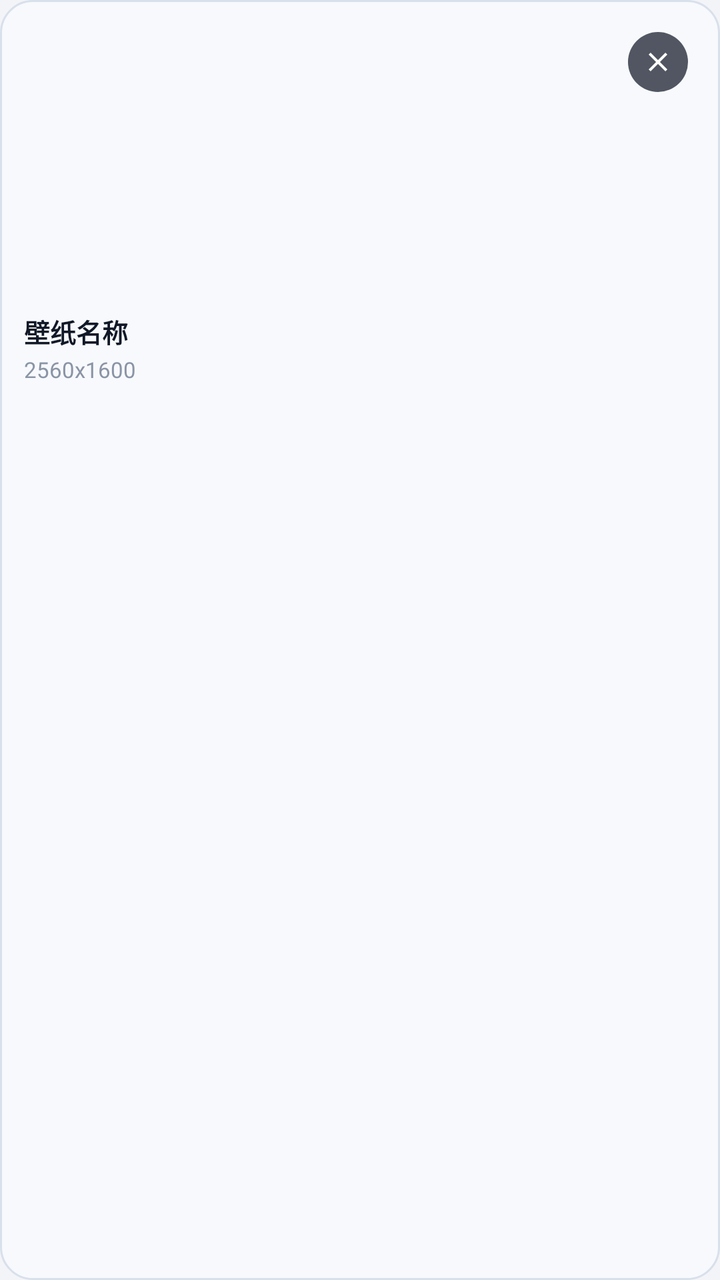
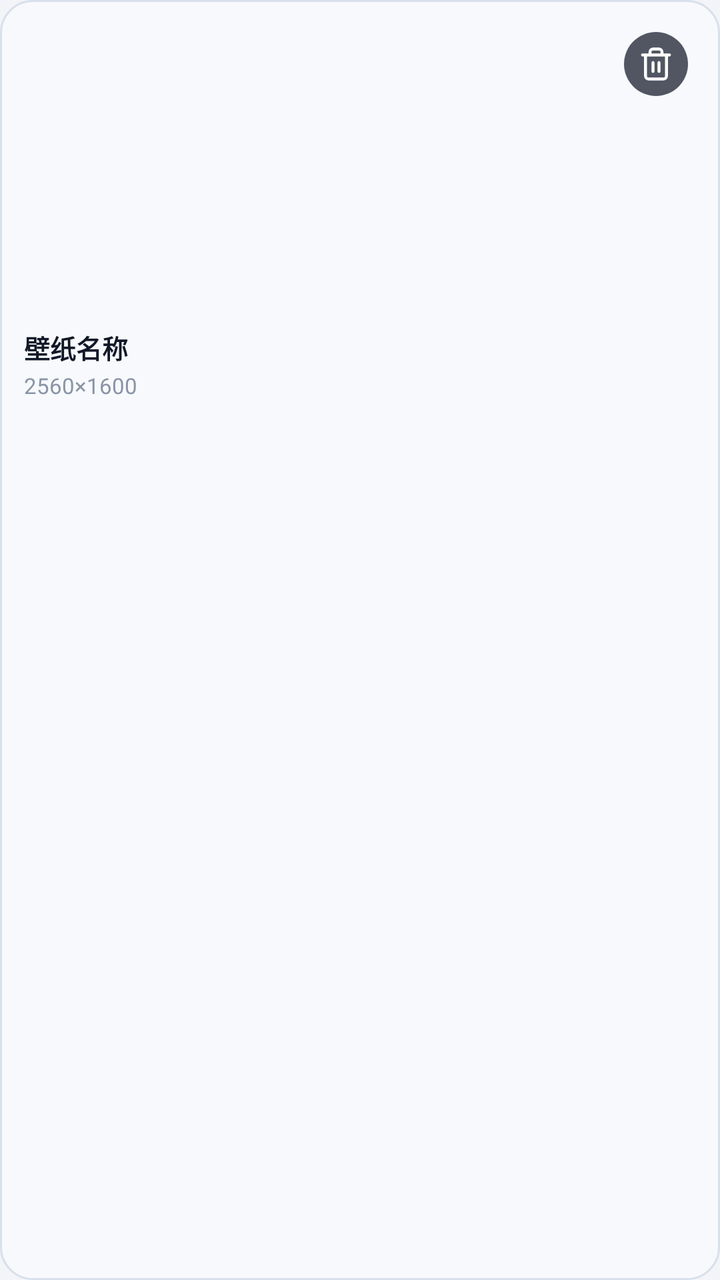

Compare the two renders of this Android layout. The source of the first and the diff that turns it into the second are given below.
<!-- AndroidManifest.xml: application theme Theme.BYDAutoDark -->
<!-- res/layout/item_wallpaper_card.xml -->
<?xml version="1.0" encoding="utf-8"?>
<LinearLayout xmlns:android="http://schemas.android.com/apk/res/android"
    android:id="@+id/wallpaperItemRoot"
    android:layout_width="match_parent"
    android:layout_height="wrap_content"
    android:background="@drawable/bg_mode_card"
    android:orientation="vertical"
    android:padding="8dp">

    <FrameLayout
        android:layout_width="match_parent"
        android:layout_height="140dp"
        android:background="@drawable/bg_preview_placeholder">

        <ImageView
            android:id="@+id/ivItemThumbnail"
            android:layout_width="match_parent"
            android:layout_height="match_parent"
            android:contentDescription="壁纸缩略图"
            android:scaleType="centerCrop" />

        <TextView
            android:id="@+id/tvItemBadge"
            android:layout_width="wrap_content"
            android:layout_height="wrap_content"
            android:layout_gravity="top|start"
            android:layout_margin="8dp"
            android:background="@drawable/bg_pill_primary"
            android:paddingHorizontal="10dp"
            android:paddingVertical="4dp"
            android:text="使用中"
            android:textColor="#FFFFFF"
            android:textSize="11sp"
            android:textStyle="bold"
            android:visibility="gone" />

        <TextView
            android:id="@+id/tvItemMediaTag"
            android:layout_width="wrap_content"
            android:layout_height="wrap_content"
            android:layout_gravity="bottom|start"
            android:layout_margin="8dp"
            android:background="@drawable/bg_pill_video"
            android:paddingHorizontal="8dp"
            android:paddingVertical="3dp"
            android:text="▶ 00:00"
            android:textColor="#FFFFFF"
            android:textSize="11sp"
            android:textStyle="bold"
            android:visibility="gone" />

        <TextView
            android:id="@+id/tvItemDisabledOverlay"
            android:layout_width="wrap_content"
            android:layout_height="wrap_content"
            android:layout_gravity="center"
            android:background="@drawable/bg_pill_video"
            android:paddingHorizontal="10dp"
            android:paddingVertical="4dp"
            android:text="仅动态模式可用"
            android:textColor="#FFFFFF"
            android:textSize="11sp"
            android:textStyle="bold"
            android:visibility="gone" />

        <ImageButton
            android:id="@+id/btnItemDelete"
            android:layout_width="30dp"
            android:layout_height="30dp"
            android:layout_gravity="top|end"
            android:layout_margin="8dp"
            android:background="@drawable/bg_btn_circle_delete"
            android:contentDescription="删除壁纸"
            android:padding="7dp"
            android:scaleType="centerInside"
            android:src="@drawable/ic_close"
            android:tint="#FFFFFF" />
    </FrameLayout>

    <TextView
        android:id="@+id/tvItemName"
        android:layout_width="match_parent"
        android:layout_height="wrap_content"
        android:layout_marginTop="8dp"
        android:ellipsize="end"
        android:maxLines="1"
        android:paddingHorizontal="4dp"
        android:text="壁纸名称"
        android:textColor="@color/text_primary"
        android:textSize="13sp"
        android:textStyle="bold" />

    <TextView
        android:id="@+id/tvItemMeta"
        android:layout_width="match_parent"
        android:layout_height="wrap_content"
        android:layout_marginTop="2dp"
        android:layout_marginBottom="2dp"
        android:ellipsize="end"
        android:maxLines="1"
        android:paddingHorizontal="4dp"
        android:text="2560x1600"
        android:textColor="@color/text_muted"
        android:textSize="11sp" />
</LinearLayout>
<!-- resources referenced by this layout -->
<resources>
  <color name="text_muted">#8A94A6</color>
  <color name="text_primary">#111827</color>
  <!-- drawable ic_close (drawable) -->
  <?xml version="1.0" encoding="utf-8"?>
  <vector xmlns:android="http://schemas.android.com/apk/res/android"
      android:width="24dp"
      android:height="24dp"
      android:viewportWidth="24"
      android:viewportHeight="24">
      <path
          android:fillColor="#FFFFFF"
          android:pathData="M19,6.41L17.59,5 12,10.59 6.41,5 5,6.41 10.59,12 5,17.59 6.41,19 12,13.41 17.59,19 19,17.59 13.41,12z" />
  </vector>
  <color name="bg_window">#F2F4F8</color>
  <!-- unchanged entries left out for length: 12 -->
</resources>

<!-- the commit's change to res/layout/item_wallpaper_card.xml (unified diff, before → after) -->
@@ -9,7 +9,7 @@
 
     <FrameLayout
         android:layout_width="match_parent"
-        android:layout_height="140dp"
+        android:layout_height="148dp"
         android:background="@drawable/bg_preview_placeholder">
 
         <ImageView
@@ -19,61 +19,110 @@
             android:contentDescription="壁纸缩略图"
             android:scaleType="centerCrop" />
 
-        <TextView
-            android:id="@+id/tvItemBadge"
+        
+        <LinearLayout
+            android:id="@+id/layoutItemBadge"
             android:layout_width="wrap_content"
-            android:layout_height="wrap_content"
+            android:layout_height="24dp"
             android:layout_gravity="top|start"
             android:layout_margin="8dp"
             android:background="@drawable/bg_pill_primary"
-            android:paddingHorizontal="10dp"
-            android:paddingVertical="4dp"
-            android:text="使用中"
-            android:textColor="#FFFFFF"
-            android:textSize="11sp"
-            android:textStyle="bold"
-            android:visibility="gone" />
+            android:gravity="center_vertical"
+            android:orientation="horizontal"
+            android:paddingHorizontal="9dp"
+            android:visibility="gone">
 
-        <TextView
-            android:id="@+id/tvItemMediaTag"
+            <ImageView
+                android:id="@+id/ivItemBadgeIcon"
+                android:layout_width="12dp"
+                android:layout_height="12dp"
+                android:contentDescription="生效状态"
+                android:src="@drawable/ic_check_circle"
+                android:tint="#FFFFFF" />
+
+            <TextView
+                android:id="@+id/tvItemBadge"
+                android:layout_width="wrap_content"
+                android:layout_height="wrap_content"
+                android:layout_marginStart="4dp"
+                android:text="使用中"
+                android:textColor="#FFFFFF"
+                android:textSize="11sp"
+                android:textStyle="bold" />
+        </LinearLayout>
+
+        
+        <LinearLayout
+            android:id="@+id/layoutItemMediaTag"
             android:layout_width="wrap_content"
-            android:layout_height="wrap_content"
+            android:layout_height="24dp"
             android:layout_gravity="bottom|start"
             android:layout_margin="8dp"
             android:background="@drawable/bg_pill_video"
+            android:gravity="center_vertical"
+            android:orientation="horizontal"
             android:paddingHorizontal="8dp"
-            android:paddingVertical="3dp"
-            android:text="▶ 00:00"
-            android:textColor="#FFFFFF"
-            android:textSize="11sp"
-            android:textStyle="bold"
-            android:visibility="gone" />
+            android:visibility="gone">
 
-        <TextView
-            android:id="@+id/tvItemDisabledOverlay"
+            <ImageView
+                android:layout_width="10dp"
+                android:layout_height="10dp"
+                android:contentDescription="视频"
+                android:src="@drawable/ic_play"
+                android:tint="#FFFFFF" />
+
+            <TextView
+                android:id="@+id/tvItemMediaTag"
+                android:layout_width="wrap_content"
+                android:layout_height="wrap_content"
+                android:layout_marginStart="4dp"
+                android:text="00:00"
+                android:textColor="#FFFFFF"
+                android:textSize="11sp"
+                android:textStyle="bold" />
+        </LinearLayout>
+
+        
+        <LinearLayout
+            android:id="@+id/layoutItemDisabledOverlay"
             android:layout_width="wrap_content"
-            android:layout_height="wrap_content"
+            android:layout_height="28dp"
             android:layout_gravity="center"
             android:background="@drawable/bg_pill_video"
+            android:gravity="center_vertical"
+            android:orientation="horizontal"
             android:paddingHorizontal="10dp"
-            android:paddingVertical="4dp"
-            android:text="仅动态模式可用"
-            android:textColor="#FFFFFF"
-            android:textSize="11sp"
-            android:textStyle="bold"
-            android:visibility="gone" />
+            android:visibility="gone">
 
+            <ImageView
+                android:layout_width="13dp"
+                android:layout_height="13dp"
+                android:contentDescription="仅动态模式"
+                android:src="@drawable/ic_lock"
+                android:tint="#FFFFFF" />
+
+            <TextView
+                android:layout_width="wrap_content"
+                android:layout_height="wrap_content"
+                android:layout_marginStart="5dp"
+                android:text="仅动态模式"
+                android:textColor="#FFFFFF"
+                android:textSize="11sp"
+                android:textStyle="bold" />
+        </LinearLayout>
+
+        
         <ImageButton
             android:id="@+id/btnItemDelete"
-            android:layout_width="30dp"
-            android:layout_height="30dp"
+            android:layout_width="32dp"
+            android:layout_height="32dp"
             android:layout_gravity="top|end"
             android:layout_margin="8dp"
             android:background="@drawable/bg_btn_circle_delete"
             android:contentDescription="删除壁纸"
             android:padding="7dp"
             android:scaleType="centerInside"
-            android:src="@drawable/ic_close"
+            android:src="@drawable/ic_trash"
             android:tint="#FFFFFF" />
     </FrameLayout>
 
@@ -99,7 +148,7 @@
         android:ellipsize="end"
         android:maxLines="1"
         android:paddingHorizontal="4dp"
-        android:text="2560x1600"
+        android:text="2560×1600"
         android:textColor="@color/text_muted"
         android:textSize="11sp" />
 </LinearLayout>
<!-- resource entries referenced after the edit -->
@@ -2,7 +2,51 @@
 <resources>
   <color name="text_muted">#8A94A6</color>
   <color name="text_primary">#111827</color>
-  <!-- drawable ic_close (drawable) -->
+  <!-- drawable ic_check_circle (drawable) -->
+  <?xml version="1.0" encoding="utf-8"?>
+  <vector xmlns:android="http://schemas.android.com/apk/res/android"
+      android:width="24dp"
+      android:height="24dp"
+      android:viewportWidth="24"
+      android:viewportHeight="24">
+      <path
+          android:fillColor="@android:color/transparent"
+          android:strokeColor="#FFFFFF"
+          android:strokeWidth="1.9"
+          android:strokeLineCap="round"
+          android:strokeLineJoin="round"
+          android:pathData="M12,2A10,10 0 1,1 12,22A10,10 0 1,1 12,2Z" />
+      <path
+          android:fillColor="@android:color/transparent"
+          android:strokeColor="#FFFFFF"
+          android:strokeWidth="1.9"
+          android:strokeLineCap="round"
+          android:strokeLineJoin="round"
+          android:pathData="m16 9-5.5 5.5L8 12" />
+  </vector>
+  <!-- drawable ic_lock (drawable) -->
+  <?xml version="1.0" encoding="utf-8"?>
+  <vector xmlns:android="http://schemas.android.com/apk/res/android"
+      android:width="24dp"
+      android:height="24dp"
+      android:viewportWidth="24"
+      android:viewportHeight="24">
+      <path
+          android:fillColor="@android:color/transparent"
+          android:strokeColor="#FFFFFF"
+          android:strokeWidth="1.9"
+          android:strokeLineCap="round"
+          android:strokeLineJoin="round"
+          android:pathData="M5,11H19A2,2 0 0,1 21,13V20A2,2 0 0,1 19,22H5A2,2 0 0,1 3,20V13A2,2 0 0,1 5,11Z" />
+      <path
+          android:fillColor="@android:color/transparent"
+          android:strokeColor="#FFFFFF"
+          android:strokeWidth="1.9"
+          android:strokeLineCap="round"
+          android:strokeLineJoin="round"
+          android:pathData="M7 11V7a5 5 0 0 1 10 0v4" />
+  </vector>
+  <!-- drawable ic_play (drawable) -->
   <?xml version="1.0" encoding="utf-8"?>
   <vector xmlns:android="http://schemas.android.com/apk/res/android"
       android:width="24dp"
@@ -11,7 +55,54 @@
       android:viewportHeight="24">
       <path
           android:fillColor="#FFFFFF"
-          android:pathData="M19,6.41L17.59,5 12,10.59 6.41,5 5,6.41 10.59,12 5,17.59 6.41,19 12,13.41 17.59,19 19,17.59 13.41,12z" />
+          android:strokeColor="#FFFFFF"
+          android:strokeWidth="1.4"
+          android:strokeLineCap="round"
+          android:strokeLineJoin="round"
+          android:pathData="M5 5a2 2 0 0 1 3.008-1.728l11.997 6.998a2 2 0 0 1 .003 3.458l-12 7A2 2 0 0 1 5 19z" />
+  </vector>
+  <!-- drawable ic_trash (drawable) -->
+  <?xml version="1.0" encoding="utf-8"?>
+  <vector xmlns:android="http://schemas.android.com/apk/res/android"
+      android:width="24dp"
+      android:height="24dp"
+      android:viewportWidth="24"
+      android:viewportHeight="24">
+      <path
+          android:fillColor="@android:color/transparent"
+          android:strokeColor="#FFFFFF"
+          android:strokeWidth="1.9"
+          android:strokeLineCap="round"
+          android:strokeLineJoin="round"
+          android:pathData="M10 11v6" />
+      <path
+          android:fillColor="@android:color/transparent"
+          android:strokeColor="#FFFFFF"
+          android:strokeWidth="1.9"
+          android:strokeLineCap="round"
+          android:strokeLineJoin="round"
+          android:pathData="M14 11v6" />
+      <path
+          android:fillColor="@android:color/transparent"
+          android:strokeColor="#FFFFFF"
+          android:strokeWidth="1.9"
+          android:strokeLineCap="round"
+          android:strokeLineJoin="round"
+          android:pathData="M19 6v14a2 2 0 0 1-2 2H7a2 2 0 0 1-2-2V6" />
+      <path
+          android:fillColor="@android:color/transparent"
+          android:strokeColor="#FFFFFF"
+          android:strokeWidth="1.9"
+          android:strokeLineCap="round"
+          android:strokeLineJoin="round"
+          android:pathData="M3 6h18" />
+      <path
+          android:fillColor="@android:color/transparent"
+          android:strokeColor="#FFFFFF"
+          android:strokeWidth="1.9"
+          android:strokeLineCap="round"
+          android:strokeLineJoin="round"
+          android:pathData="M8 6V4a2 2 0 0 1 2-2h4a2 2 0 0 1 2 2v2" />
   </vector>
   <color name="bg_window">#F2F4F8</color>
   <!-- unchanged entries left out for length: 12 -->
